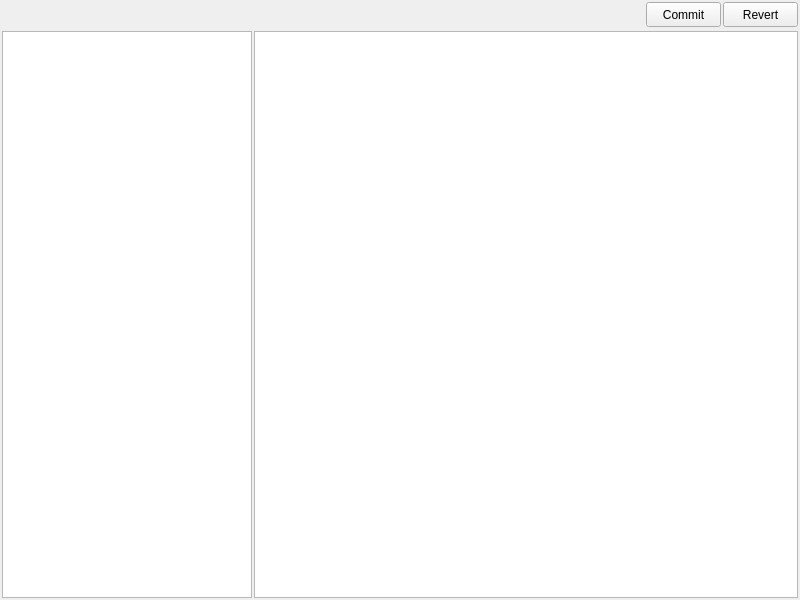
This is worldeditor/src/managers/settingsmanager/settingsbrowser.ui in thunder-engine/thunder as Qt 5 draws it before an edit. The edited form follows.
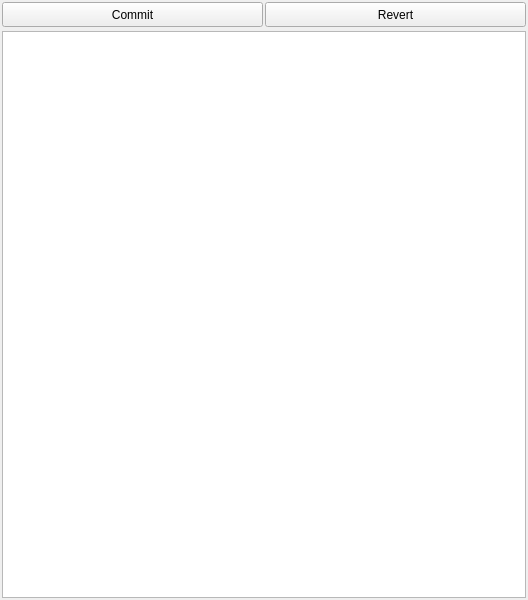
This is the edited form. Custom widgets are drawn as their Qt base class.

Diff of the .ui file:
```diff
--- a/worldeditor/src/managers/settingsmanager/settingsbrowser.ui
+++ b/worldeditor/src/managers/settingsmanager/settingsbrowser.ui
@@ -6,7 +6,7 @@
    <rect>
     <x>0</x>
     <y>0</y>
-    <width>800</width>
+    <width>528</width>
     <height>600</height>
    </rect>
   </property>
@@ -46,19 +46,6 @@
      <property name="bottomMargin">
       <number>2</number>
      </property>
-     <item>
-      <spacer name="horizontalSpacer">
-       <property name="orientation">
-        <enum>Qt::Horizontal</enum>
-       </property>
-       <property name="sizeHint" stdset="0">
-        <size>
-         <width>40</width>
-         <height>20</height>
-        </size>
-       </property>
-      </spacer>
-     </item>
      <item>
       <widget class="QToolButton" name="commitButton">
        <property name="sizePolicy">
@@ -116,22 +103,6 @@
      <property name="bottomMargin">
       <number>2</number>
      </property>
-     <item>
-      <widget class="QTreeView" name="categoriesView">
-       <property name="minimumSize">
-        <size>
-         <width>250</width>
-         <height>0</height>
-        </size>
-       </property>
-       <property name="maximumSize">
-        <size>
-         <width>250</width>
-         <height>16777215</height>
-        </size>
-       </property>
-      </widget>
-     </item>
      <item>
       <widget class="PropertyEditor" name="settingsView"/>
      </item>
```
